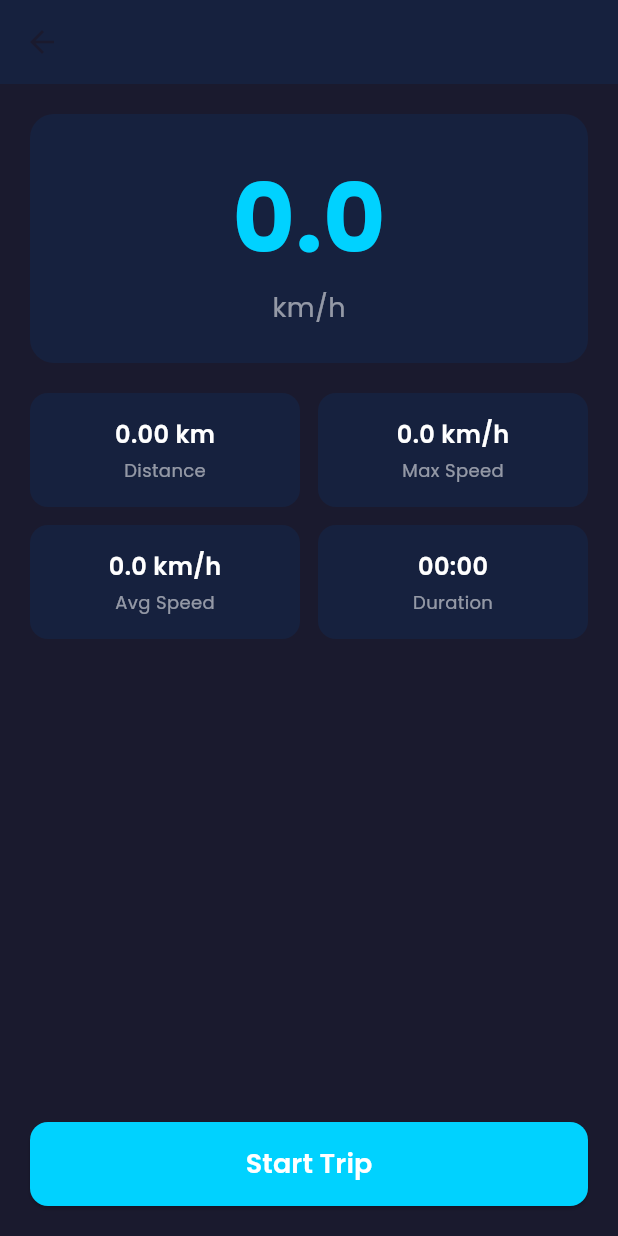
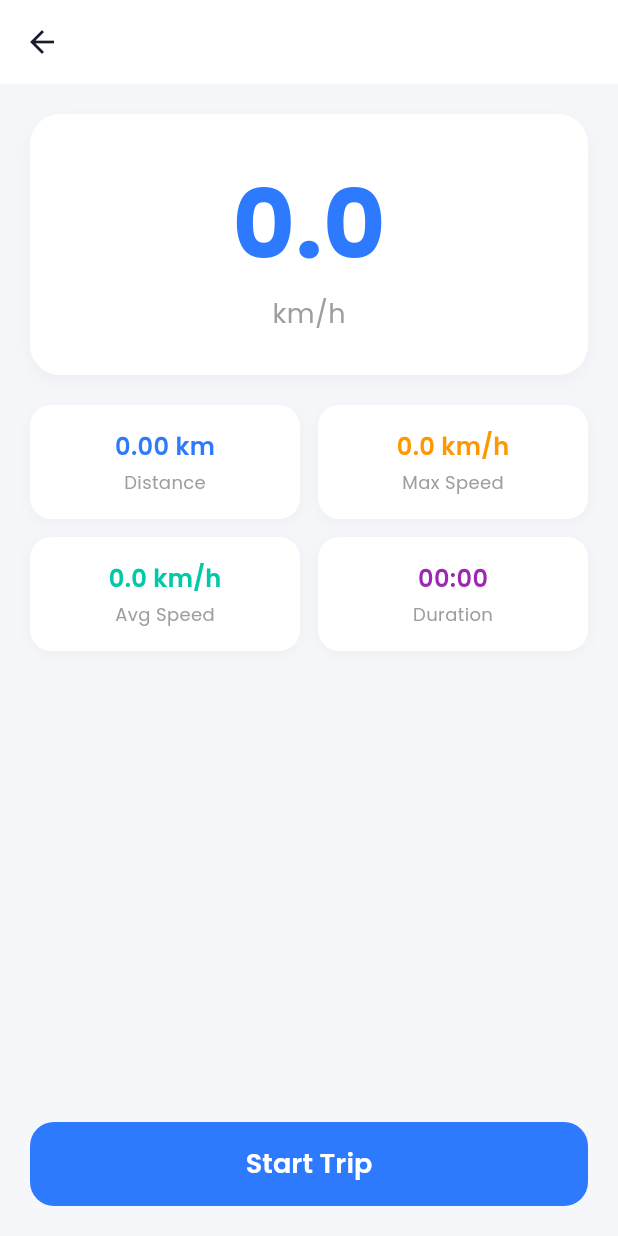
Before and after one commit to Praneshsivasankaran/fuel-tracker-app, a Flutter app: the TripScreen screen opened directly with empty values, on a phone screen of 412 x 824 dp. Run offline on Flutter 3.47's test engine with Material 3 defaults, Android fonts, the light colour scheme and no system bars; our stand-ins replace fl_chart, geolocator, google_fonts, google_maps_flutter, shared_preferences; accounts and stored records are empty; network calls fail.

Commit message:
Redesigned all screens with clean white light theme

```diff
--- a/lib/screens/trip_screen.dart
+++ b/lib/screens/trip_screen.dart
@@ -44,9 +44,7 @@ class _TripScreenState extends State<TripScreen> {
     bool serviceEnabled = await Geolocator.isLocationServiceEnabled();
     if (!serviceEnabled) {
       if (!mounted) return false;
-      ScaffoldMessenger.of(context).showSnackBar(
-        const SnackBar(content: Text('Please enable location services')),
-      );
+      ScaffoldMessenger.of(context).showSnackBar(const SnackBar(content: Text('Please enable location services')));
       return false;
     }
     LocationPermission permission = await Geolocator.checkPermission();
@@ -54,17 +52,13 @@ class _TripScreenState extends State<TripScreen> {
       permission = await Geolocator.requestPermission();
       if (permission == LocationPermission.denied) {
         if (!mounted) return false;
-        ScaffoldMessenger.of(context).showSnackBar(
-          const SnackBar(content: Text('Location permission denied')),
-        );
+        ScaffoldMessenger.of(context).showSnackBar(const SnackBar(content: Text('Location permission denied')));
         return false;
       }
     }
     if (permission == LocationPermission.deniedForever) {
       if (!mounted) return false;
-      ScaffoldMessenger.of(context).showSnackBar(
-        const SnackBar(content: Text('Location permission permanently denied')),
-      );
+      ScaffoldMessenger.of(context).showSnackBar(const SnackBar(content: Text('Location permission permanently denied')));
       return false;
     }
     return true;
@@ -73,20 +67,10 @@ class _TripScreenState extends State<TripScreen> {
   Future<void> _startTrip() async {
     bool hasPermission = await _checkLocationPermission();
     if (!hasPermission) return;
-
     setState(() => _isLoading = true);
-
     try {
-      Position position = await Geolocator.getCurrentPosition(
-        locationSettings: const LocationSettings(accuracy: LocationAccuracy.high),
-      );
-
-      final result = await ApiService.startTrip(
-        widget.vehicle['id'],
-        position.latitude,
-        position.longitude,
-      );
-
+      Position position = await Geolocator.getCurrentPosition(locationSettings: const LocationSettings(accuracy: LocationAccuracy.high));
+      final result = await ApiService.startTrip(widget.vehicle['id'], position.latitude, position.longitude);
       if (result != null) {
         setState(() {
           _tripId = result['id'];
@@ -102,16 +86,12 @@ class _TripScreenState extends State<TripScreen> {
       } else {
         setState(() => _isLoading = false);
         if (!mounted) return;
-        ScaffoldMessenger.of(context).showSnackBar(
-          const SnackBar(content: Text('Failed to start trip')),
-        );
+        ScaffoldMessenger.of(context).showSnackBar(const SnackBar(content: Text('Failed to start trip')));
       }
     } catch (e) {
       setState(() => _isLoading = false);
       if (!mounted) return;
-      ScaffoldMessenger.of(context).showSnackBar(
-        SnackBar(content: Text('Error: \$e')),
-      );
+      ScaffoldMessenger.of(context).showSnackBar(SnackBar(content: Text('Error: $e')));
     }
   }
 
@@ -124,26 +104,18 @@ class _TripScreenState extends State<TripScreen> {
   void _startLocationTracking() {
     _locationTimer = Timer.periodic(const Duration(seconds: 5), (timer) async {
       try {
-        Position position = await Geolocator.getCurrentPosition(
-          locationSettings: const LocationSettings(accuracy: LocationAccuracy.high),
-        );
+        Position position = await Geolocator.getCurrentPosition(locationSettings: const LocationSettings(accuracy: LocationAccuracy.high));
         double speedKmh = position.speed * 3.6;
         if (speedKmh < 0) speedKmh = 0;
-
         if (_lastLat != null && _lastLng != null) {
-          double dist = Geolocator.distanceBetween(
-            _lastLat!, _lastLng!, position.latitude, position.longitude,
-          );
+          double dist = Geolocator.distanceBetween(_lastLat!, _lastLng!, position.latitude, position.longitude);
           _totalDistance += dist / 1000;
         }
-
         double acceleration = (speedKmh - _lastSpeed).abs() / 5;
         _totalAcceleration += acceleration;
         _accelCount++;
-
         _locationCount++;
         _totalSpeed += speedKmh;
-
         setState(() {
           _currentSpeed = speedKmh;
           if (speedKmh > _maxSpeed) _maxSpeed = speedKmh;
@@ -153,14 +125,11 @@ class _TripScreenState extends State<TripScreen> {
           _lastLng = position.longitude;
           _currentPosition = position;
         });
-
         if (_tripId != null) {
-          await ApiService.sendLocation(
-            _tripId!, position.latitude, position.longitude, speedKmh,
-          );
+          await ApiService.sendLocation(_tripId!, position.latitude, position.longitude, speedKmh);
         }
       } catch (e) {
-        debugPrint('Location error: \$e');
+        debugPrint('Location error: $e');
       }
     });
   }
@@ -169,55 +138,55 @@ class _TripScreenState extends State<TripScreen> {
     _locationTimer?.cancel();
     _uiTimer?.cancel();
     setState(() => _isLoading = true);
-
     double duration = 0;
     if (_tripStartTime != null) {
       duration = DateTime.now().difference(_tripStartTime!).inSeconds / 60.0;
     }
     double avgAccel = _accelCount > 0 ? _totalAcceleration / _accelCount : 0;
-
-    final result = await ApiService.endTrip(
-      _tripId!,
-      _lastLat ?? 0,
-      _lastLng ?? 0,
-      _totalDistance,
-      _avgSpeed,
-      _maxSpeed,
-      avgAccel,
-      duration,
-    );
-
+    final result = await ApiService.endTrip(_tripId!, _lastLat ?? 0, _lastLng ?? 0, _totalDistance, _avgSpeed, _maxSpeed, avgAccel, duration);
     setState(() => _isLoading = false);
-
     if (result != null && mounted) {
       showDialog(
         context: context,
         builder: (ctx) => AlertDialog(
-          backgroundColor: const Color(0xFF16213E),
-          title: Text('Trip Complete', style: GoogleFonts.poppins(color: Colors.white)),
+          backgroundColor: Colors.white,
+          shape: RoundedRectangleBorder(borderRadius: BorderRadius.circular(20)),
+          title: Row(
+            children: [
+              Container(
+                padding: const EdgeInsets.all(8),
+                decoration: BoxDecoration(color: const Color(0xFF00C9A7).withValues(alpha: 0.1), borderRadius: BorderRadius.circular(10)),
+                child: const Icon(Icons.check_circle_rounded, color: Color(0xFF00C9A7), size: 24),
+              ),
+              const SizedBox(width: 12),
+              Text('Trip Complete', style: GoogleFonts.poppins(color: const Color(0xFF1A1A2E), fontWeight: FontWeight.w600, fontSize: 18)),
+            ],
+          ),
           content: Column(
             mainAxisSize: MainAxisSize.min,
-            crossAxisAlignment: CrossAxisAlignment.start,
             children: [
               _resultRow('Distance', '${_totalDistance.toStringAsFixed(2)} km'),
               _resultRow('Avg Speed', '${_avgSpeed.toStringAsFixed(1)} km/h'),
               _resultRow('Max Speed', '${_maxSpeed.toStringAsFixed(1)} km/h'),
               _resultRow('Duration', '${duration.toStringAsFixed(1)} min'),
               _resultRow('Score', '${result['efficiency_score']}'),
-              const SizedBox(height: 8),
-              Text(
-                result['recommendation'] ?? '',
-                style: GoogleFonts.poppins(color: Colors.white54, fontSize: 13, fontStyle: FontStyle.italic),
+              const SizedBox(height: 12),
+              Container(
+                width: double.infinity,
+                padding: const EdgeInsets.all(12),
+                decoration: BoxDecoration(color: const Color(0xFFF5F7FA), borderRadius: BorderRadius.circular(12)),
+                child: Text(result['recommendation'] ?? '', style: GoogleFonts.poppins(color: Colors.grey.shade700, fontSize: 12, fontStyle: FontStyle.italic)),
               ),
             ],
           ),
           actions: [
-            TextButton(
-              onPressed: () {
-                Navigator.of(ctx).pop();
-                Navigator.of(context).pop();
-              },
-              child: Text('OK', style: GoogleFonts.poppins(color: const Color(0xFF00D2FF))),
+            SizedBox(
+              width: double.infinity,
+              child: ElevatedButton(
+                onPressed: () { Navigator.of(ctx).pop(); Navigator.of(context).pop(); },
+                style: ElevatedButton.styleFrom(backgroundColor: const Color(0xFF2D7AFF), elevation: 0, shape: RoundedRectangleBorder(borderRadius: BorderRadius.circular(12))),
+                child: Text('Done', style: GoogleFonts.poppins(color: Colors.white, fontWeight: FontWeight.w600)),
+              ),
             ),
           ],
         ),
@@ -227,12 +196,12 @@ class _TripScreenState extends State<TripScreen> {
 
   Widget _resultRow(String label, String value) {
     return Padding(
-      padding: const EdgeInsets.symmetric(vertical: 4),
+      padding: const EdgeInsets.symmetric(vertical: 5),
       child: Row(
         mainAxisAlignment: MainAxisAlignment.spaceBetween,
         children: [
-          Text(label, style: GoogleFonts.poppins(color: Colors.white54, fontSize: 14)),
-          Text(value, style: GoogleFonts.poppins(color: Colors.white, fontSize: 14, fontWeight: FontWeight.w600)),
+          Text(label, style: GoogleFonts.poppins(color: Colors.grey, fontSize: 14)),
+          Text(value, style: GoogleFonts.poppins(color: const Color(0xFF1A1A2E), fontSize: 14, fontWeight: FontWeight.w600)),
         ],
       ),
     );
@@ -249,46 +218,47 @@ class _TripScreenState extends State<TripScreen> {
   @override
   Widget build(BuildContext context) {
     return Scaffold(
-      backgroundColor: const Color(0xFF1A1A2E),
+      backgroundColor: const Color(0xFFF5F7FA),
       appBar: AppBar(
-        title: Text(widget.vehicle['vehicle_model'] ?? 'Trip', style: GoogleFonts.poppins()),
-        backgroundColor: const Color(0xFF16213E),
+        title: Text(widget.vehicle['vehicle_model'] ?? 'Trip', style: GoogleFonts.poppins(fontWeight: FontWeight.w600, color: const Color(0xFF1A1A2E))),
+        backgroundColor: Colors.white,
+        elevation: 0,
+        iconTheme: const IconThemeData(color: Color(0xFF1A1A2E)),
       ),
       body: Padding(
         padding: const EdgeInsets.all(20),
         child: Column(
           children: [
+            // Speed Display
             Container(
               width: double.infinity,
-              padding: const EdgeInsets.all(24),
+              padding: const EdgeInsets.all(28),
               decoration: BoxDecoration(
-                color: const Color(0xFF16213E),
-                borderRadius: BorderRadius.circular(16),
+                color: Colors.white,
+                borderRadius: BorderRadius.circular(20),
+                boxShadow: [BoxShadow(color: Colors.black.withValues(alpha: 0.04), blurRadius: 10, offset: const Offset(0, 4))],
               ),
               child: Column(
                 children: [
-                  Text(
-                    _currentSpeed.toStringAsFixed(1),
-                    style: GoogleFonts.poppins(fontSize: 64, fontWeight: FontWeight.bold, color: const Color(0xFF00D2FF)),
-                  ),
-                  Text('km/h', style: GoogleFonts.poppins(fontSize: 18, color: Colors.white54)),
+                  Text(_currentSpeed.toStringAsFixed(1), style: GoogleFonts.poppins(fontSize: 64, fontWeight: FontWeight.bold, color: const Color(0xFF2D7AFF))),
+                  Text('km/h', style: GoogleFonts.poppins(fontSize: 18, color: Colors.grey)),
                 ],
               ),
             ),
             const SizedBox(height: 20),
             Row(
               children: [
-                _buildInfoCard('Distance', '${_totalDistance.toStringAsFixed(2)} km'),
+                _buildInfoCard('Distance', '${_totalDistance.toStringAsFixed(2)} km', const Color(0xFF2D7AFF)),
                 const SizedBox(width: 12),
-                _buildInfoCard('Max Speed', '${_maxSpeed.toStringAsFixed(1)} km/h'),
+                _buildInfoCard('Max Speed', '${_maxSpeed.toStringAsFixed(1)} km/h', Colors.orange),
               ],
             ),
             const SizedBox(height: 12),
             Row(
               children: [
-                _buildInfoCard('Avg Speed', '${_avgSpeed.toStringAsFixed(1)} km/h'),
+                _buildInfoCard('Avg Speed', '${_avgSpeed.toStringAsFixed(1)} km/h', const Color(0xFF00C9A7)),
                 const SizedBox(width: 12),
-                _buildInfoCard('Duration', _isTripActive ? _formatDuration() : '00:00'),
+                _buildInfoCard('Duration', _isTripActive ? _formatDuration() : '00:00', Colors.purple),
               ],
             ),
             if (_currentPosition != null) ...[
@@ -296,14 +266,14 @@ class _TripScreenState extends State<TripScreen> {
               Container(
                 width: double.infinity,
                 padding: const EdgeInsets.all(12),
-                decoration: BoxDecoration(
-                  color: const Color(0xFF16213E),
-                  borderRadius: BorderRadius.circular(12),
-                ),
-                child: Text(
-                  'GPS: ${_currentPosition!.latitude.toStringAsFixed(4)}, ${_currentPosition!.longitude.toStringAsFixed(4)}',
-                  textAlign: TextAlign.center,
-                  style: GoogleFonts.poppins(fontSize: 12, color: Colors.white38),
+                decoration: BoxDecoration(color: Colors.white, borderRadius: BorderRadius.circular(12), boxShadow: [BoxShadow(color: Colors.black.withValues(alpha: 0.04), blurRadius: 8, offset: const Offset(0, 2))]),
+                child: Row(
+                  mainAxisAlignment: MainAxisAlignment.center,
+                  children: [
+                    const Icon(Icons.location_on_rounded, color: Color(0xFF2D7AFF), size: 16),
+                    const SizedBox(width: 6),
+                    Text('${_currentPosition!.latitude.toStringAsFixed(4)}, ${_currentPosition!.longitude.toStringAsFixed(4)}', style: GoogleFonts.poppins(fontSize: 12, color: Colors.grey)),
+                  ],
                 ),
               ),
             ],
@@ -314,15 +284,13 @@ class _TripScreenState extends State<TripScreen> {
               child: ElevatedButton(
                 onPressed: _isLoading ? null : (_isTripActive ? _endTrip : _startTrip),
                 style: ElevatedButton.styleFrom(
-                  backgroundColor: _isTripActive ? Colors.redAccent : const Color(0xFF00D2FF),
-                  shape: RoundedRectangleBorder(borderRadius: BorderRadius.circular(12)),
+                  backgroundColor: _isTripActive ? Colors.redAccent : const Color(0xFF2D7AFF),
+                  elevation: 0,
+                  shape: RoundedRectangleBorder(borderRadius: BorderRadius.circular(16)),
                 ),
                 child: _isLoading
                     ? const CircularProgressIndicator(color: Colors.white)
-                    : Text(
-                        _isTripActive ? 'End Trip' : 'Start Trip',
-                        style: GoogleFonts.poppins(fontSize: 18, fontWeight: FontWeight.w600, color: Colors.white),
-                      ),
+                    : Text(_isTripActive ? 'End Trip' : 'Start Trip', style: GoogleFonts.poppins(fontSize: 18, fontWeight: FontWeight.w600, color: Colors.white)),
               ),
             ),
           ],
@@ -331,19 +299,16 @@ class _TripScreenState extends State<TripScreen> {
     );
   }
 
-  Widget _buildInfoCard(String label, String value) {
+  Widget _buildInfoCard(String label, String value, Color color) {
     return Expanded(
       child: Container(
         padding: const EdgeInsets.all(16),
-        decoration: BoxDecoration(
-          color: const Color(0xFF16213E),
-          borderRadius: BorderRadius.circular(12),
-        ),
+        decoration: BoxDecoration(color: Colors.white, borderRadius: BorderRadius.circular(14), boxShadow: [BoxShadow(color: Colors.black.withValues(alpha: 0.04), blurRadius: 8, offset: const Offset(0, 2))]),
         child: Column(
           children: [
-            Text(value, style: GoogleFonts.poppins(fontSize: 16, fontWeight: FontWeight.w600, color: Colors.white)),
+            Text(value, style: GoogleFonts.poppins(fontSize: 16, fontWeight: FontWeight.w600, color: color)),
             const SizedBox(height: 4),
-            Text(label, style: GoogleFonts.poppins(fontSize: 12, color: Colors.white54)),
+            Text(label, style: GoogleFonts.poppins(fontSize: 12, color: Colors.grey)),
           ],
         ),
       ),
```
Also changed, not shown: lib/screens/trip_map_screen.dart (+16 -56 lines).
